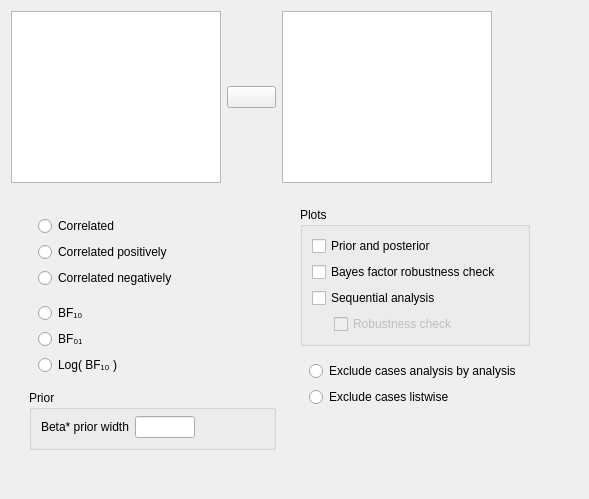
jasp-stats/jasp-desktop, file JASP-Desktop/analysisforms/correlationbayesianpairsform.ui: the form before one commit.
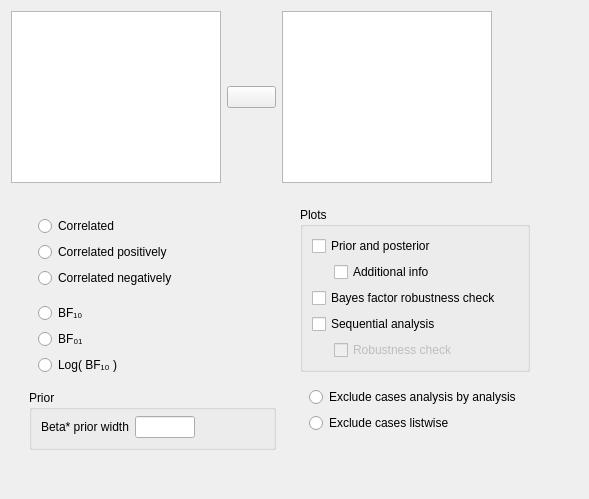
The form after the commit. Custom widgets are drawn as their Qt base class.

Commit message: B Correlation Pairs: Added Add. Info options

```diff
--- a/JASP-Desktop/analysisforms/correlationbayesianpairsform.ui
+++ b/JASP-Desktop/analysisforms/correlationbayesianpairsform.ui
@@ -242,28 +242,7 @@
             <string>Plots</string>
            </property>
            <layout class="QGridLayout" name="gridLayout_4">
-            <item row="0" column="0" colspan="2">
-             <widget class="BoundCheckBox" name="plotPriorAndPosterior">
-              <property name="text">
-               <string>Prior and posterior</string>
-              </property>
-             </widget>
-            </item>
-            <item row="1" column="0" colspan="2">
-             <widget class="BoundCheckBox" name="plotBayesFactorRobustness">
-              <property name="text">
-               <string>Bayes factor robustness check</string>
-              </property>
-             </widget>
-            </item>
-            <item row="2" column="0" colspan="2">
-             <widget class="BoundCheckBox" name="plotSequentialAnalysis">
-              <property name="text">
-               <string>Sequential analysis</string>
-              </property>
-             </widget>
-            </item>
-            <item row="3" column="0">
+            <item row="4" column="0">
              <widget class="QWidget" name="widget_5" native="true">
               <property name="maximumSize">
                <size>
@@ -273,7 +252,21 @@
               </property>
              </widget>
             </item>
-            <item row="3" column="1">
+            <item row="0" column="0" colspan="2">
+             <widget class="BoundCheckBox" name="plotPriorAndPosterior">
+              <property name="text">
+               <string>Prior and posterior</string>
+              </property>
+             </widget>
+            </item>
+            <item row="3" column="0" colspan="2">
+             <widget class="BoundCheckBox" name="plotSequentialAnalysis">
+              <property name="text">
+               <string>Sequential analysis</string>
+              </property>
+             </widget>
+            </item>
+            <item row="4" column="1">
              <widget class="BoundCheckBox" name="plotSequentialAnalysisRobustness">
               <property name="enabled">
                <bool>false</bool>
@@ -283,6 +276,20 @@
               </property>
              </widget>
             </item>
+            <item row="2" column="0" colspan="2">
+             <widget class="BoundCheckBox" name="plotBayesFactorRobustness">
+              <property name="text">
+               <string>Bayes factor robustness check</string>
+              </property>
+             </widget>
+            </item>
+            <item row="1" column="1">
+             <widget class="BoundCheckBox" name="plotPriorAndPosteriorAdditionalInfo">
+              <property name="text">
+               <string>Additional info</string>
+              </property>
+             </widget>
+            </item>
            </layout>
           </widget>
          </item>
```
The commit also changes 1 other file.
